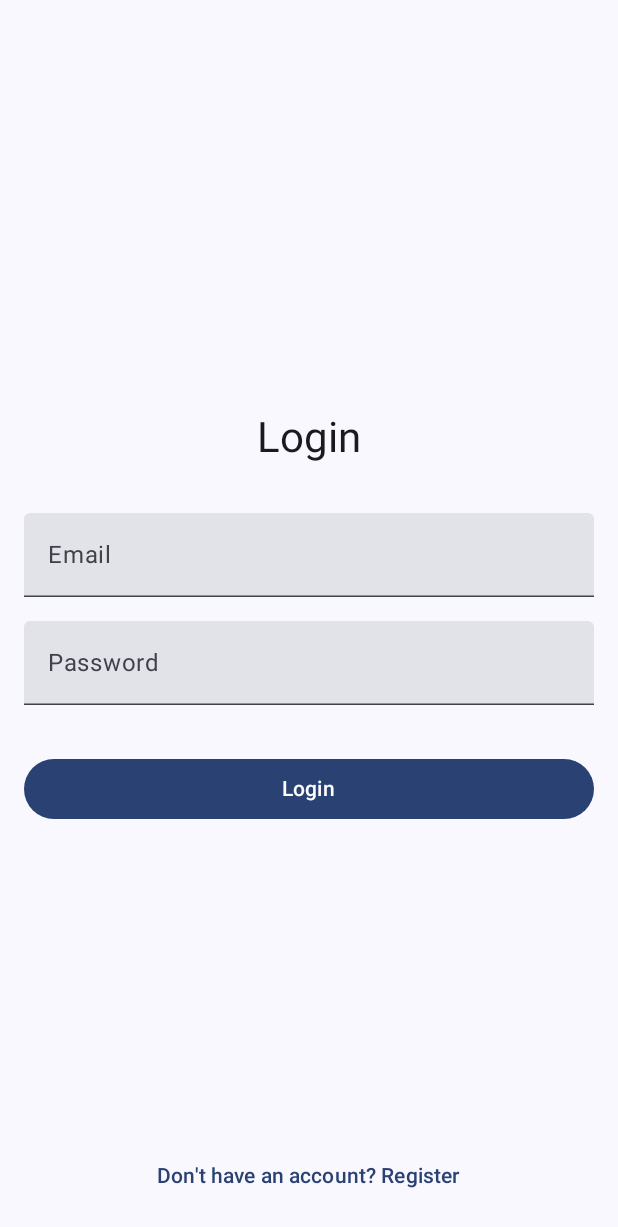
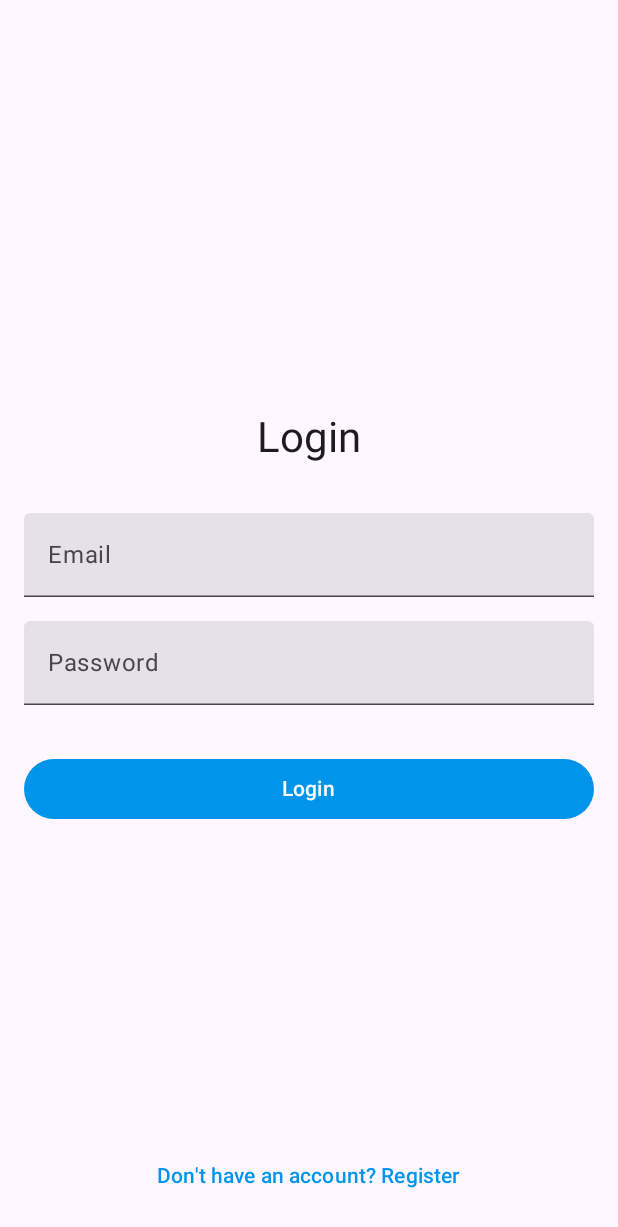
Before and after one commit to AIR-Wheelly/AIR_Wheelly-frontend, an Android app built with Jetpack Compose: the screen it shows after launch (MainActivity), on a phone screen of 412 x 824 dp. Shown: the top 1227 px of the screen. Run offline under Robolectric (Android 15) with nearby library versions, the phone set to English and light mode, and no system bars.

Commit message:
Fix theme selection logic [SCRUM-17]

```diff
--- a/app/src/main/java/com/air_wheelly/wheelly/ui/theme/Theme.kt
+++ b/app/src/main/java/com/air_wheelly/wheelly/ui/theme/Theme.kt
@@ -45,11 +45,6 @@ fun WheellyTheme(
     content: @Composable () -> Unit
 ) {
     val colorScheme = when {
-        dynamicColor && Build.VERSION.SDK_INT >= Build.VERSION_CODES.S -> {
-            val context = LocalContext.current
-            if (darkTheme) dynamicDarkColorScheme(context) else dynamicLightColorScheme(context)
-        }
-
         darkTheme -> DarkColorScheme
         else -> LightColorScheme
     }
```
